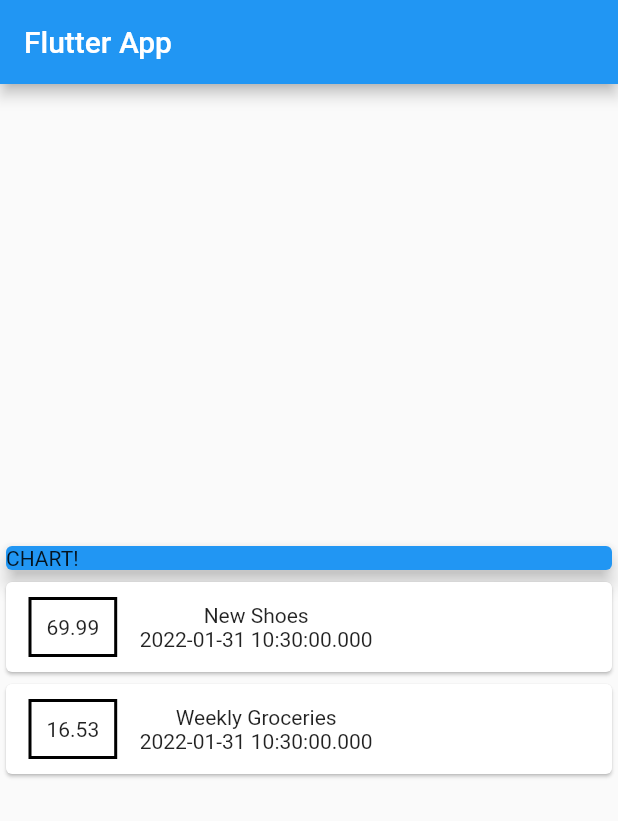
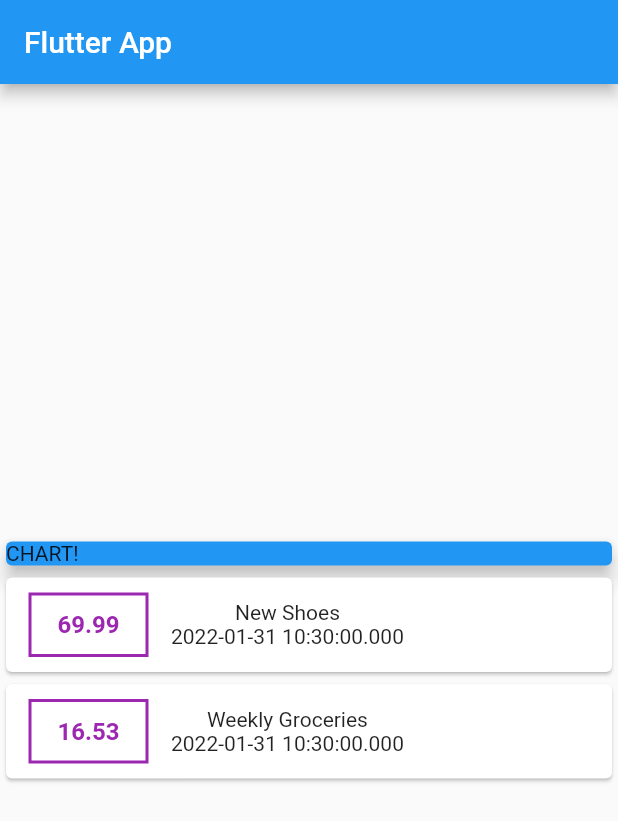
Before and after one commit to wonkooklee/flutter_expenses_app, a Flutter app: the screen it shows after launch, on a phone screen of 412 x 824 dp. Shown: the top 821 px of the screen. Run offline on Flutter 3.47's test engine with Material 2 defaults, Android fonts, the phone set to English and light mode, and no system bars.

Commit message:
Styling Text

```diff
--- a/lib/main.dart
+++ b/lib/main.dart
@@ -54,6 +54,7 @@ class MyHomePage extends StatelessWidget {
                 child: Row(
                   children: <Widget>[
                     Container(
+                      width: 80,
                       margin: EdgeInsets.symmetric(
                         vertical: 10,
                         horizontal: 15,
@@ -61,12 +62,17 @@ class MyHomePage extends StatelessWidget {
                       padding: EdgeInsets.all(10),
                       decoration: BoxDecoration(
                         border: Border.all(
-                          color: Colors.black,
+                          color: Colors.purple,
                           width: 2,
                         ),
                       ),
                       child: Text(
                         tx.amount.toString(),
+                        style: TextStyle(
+                            fontWeight: FontWeight.bold,
+                            fontSize: 16,
+                            color: Colors.purple),
+                        textAlign: TextAlign.center,
                       ),
                     ),
                     Column(
```
